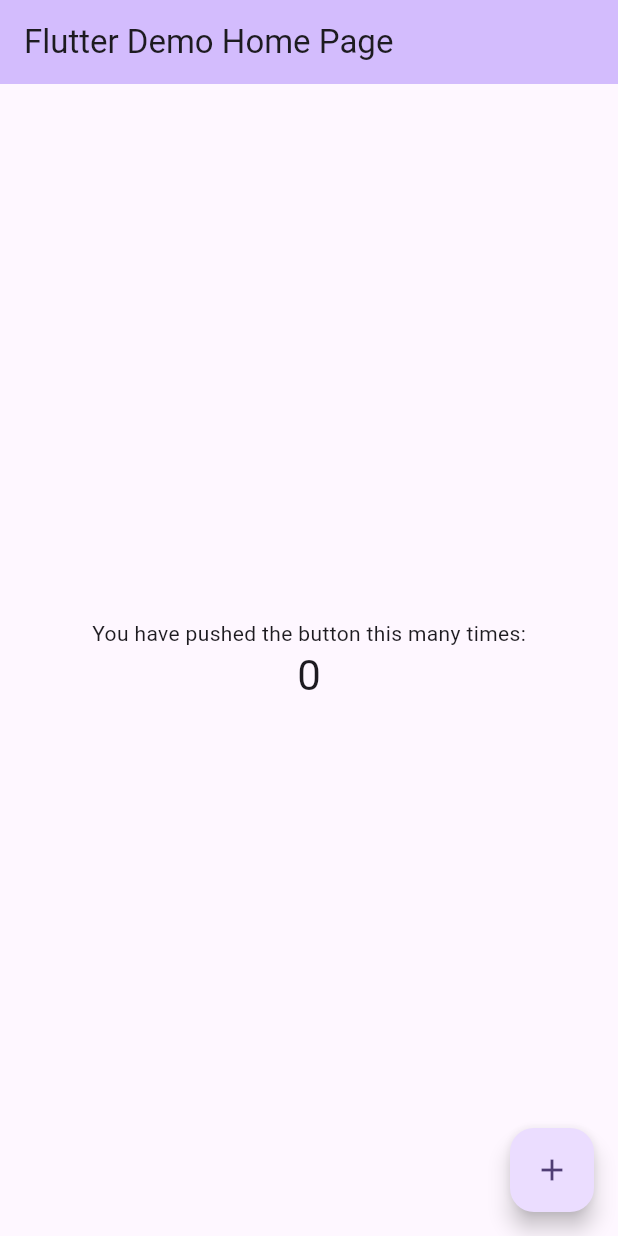
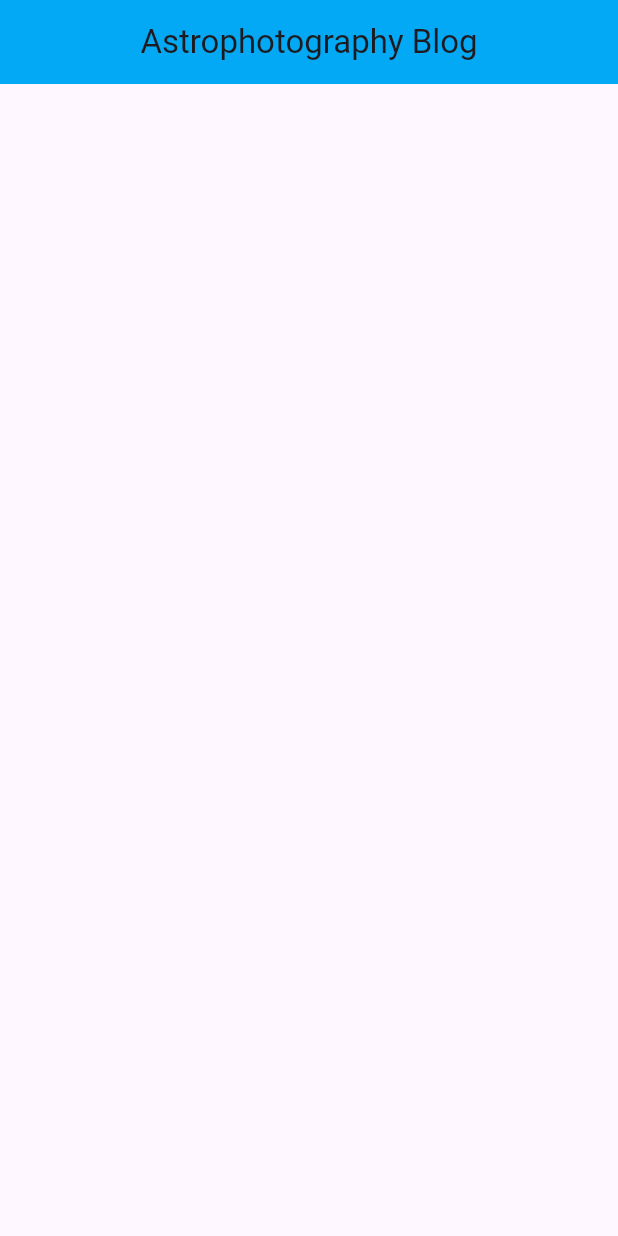
Before and after one commit to jkusuda/astrophotography-blog, a Flutter app: the screen it shows after launch, on a phone screen of 412 x 824 dp. Run offline on Flutter 3.47's test engine with Material 3 defaults, Android fonts, the light colour scheme and no system bars; our stand-ins replace firebase_core; accounts and stored records are empty.

Commit message:
Template cleaning

```diff
--- a/lib/main.dart
+++ b/lib/main.dart
@@ -1,3 +1,4 @@
+import 'package:astrophotography_blog/screens/home.dart';
 import 'package:flutter/material.dart';
 
 void main() {
@@ -10,113 +11,9 @@ class MyApp extends StatelessWidget {
   // This widget is the root of your application.
   @override
   Widget build(BuildContext context) {
-    return MaterialApp(
-      title: 'Flutter Demo',
-      theme: ThemeData(
-        // This is the theme of your application.
-        //
-        // TRY THIS: Try running your application with "flutter run". You'll see
-        // the application has a purple toolbar. Then, without quitting the app,
-        // try changing the seedColor in the colorScheme below to Colors.green
-        // and then invoke "hot reload" (save your changes or press the "hot
-        // reload" button in a Flutter-supported IDE, or press "r" if you used
-        // the command line to start the app).
-        //
-        // Notice that the counter didn't reset back to zero; the application
-        // state is not lost during the reload. To reset the state, use hot
-        // restart instead.
-        //
-        // This works for code too, not just values: Most code changes can be
-        // tested with just a hot reload.
-        colorScheme: .fromSeed(seedColor: Colors.deepPurple),
-      ),
-      home: const MyHomePage(title: 'Flutter Demo Home Page'),
+    return const MaterialApp(
+      debugShowCheckedModeBanner: false,
+      home: HomePage()
     );
   }
 }
-
-class MyHomePage extends StatefulWidget {
-  const MyHomePage({super.key, required this.title});
-
-  // This widget is the home page of your application. It is stateful, meaning
-  // that it has a State object (defined below) that contains fields that affect
-  // how it looks.
-
-  // This class is the configuration for the state. It holds the values (in this
-  // case the title) provided by the parent (in this case the App widget) and
-  // used by the build method of the State. Fields in a Widget subclass are
-  // always marked "final".
-
-  final String title;
-
-  @override
-  State<MyHomePage> createState() => _MyHomePageState();
-}
-
-class _MyHomePageState extends State<MyHomePage> {
-  int _counter = 0;
-
-  void _incrementCounter() {
-    setState(() {
-      // This call to setState tells the Flutter framework that something has
-      // changed in this State, which causes it to rerun the build method below
-      // so that the display can reflect the updated values. If we changed
-      // _counter without calling setState(), then the build method would not be
-      // called again, and so nothing would appear to happen.
-      _counter++;
-    });
-  }
-
-  @override
-  Widget build(BuildContext context) {
-    // This method is rerun every time setState is called, for instance as done
-    // by the _incrementCounter method above.
-    //
-    // The Flutter framework has been optimized to make rerunning build methods
-    // fast, so that you can just rebuild anything that needs updating rather
-    // than having to individually change instances of widgets.
-    return Scaffold(
-      appBar: AppBar(
-        // TRY THIS: Try changing the color here to a specific color (to
-        // Colors.amber, perhaps?) and trigger a hot reload to see the AppBar
-        // change color while the other colors stay the same.
-        backgroundColor: Theme.of(context).colorScheme.inversePrimary,
-        // Here we take the value from the MyHomePage object that was created by
-        // the App.build method, and use it to set our appbar title.
-        title: Text(widget.title),
-      ),
-      body: Center(
-        // Center is a layout widget. It takes a single child and positions it
-        // in the middle of the parent.
-        child: Column(
-          // Column is also a layout widget. It takes a list of children and
-          // arranges them vertically. By default, it sizes itself to fit its
-          // children horizontally, and tries to be as tall as its parent.
-          //
-          // Column has various properties to control how it sizes itself and
-          // how it positions its children. Here we use mainAxisAlignment to
-          // center the children vertically; the main axis here is the vertical
-          // axis because Columns are vertical (the cross axis would be
-          // horizontal).
-          //
-          // TRY THIS: Invoke "debug painting" (choose the "Toggle Debug Paint"
-          // action in the IDE, or press "p" in the console), to see the
-          // wireframe for each widget.
-          mainAxisAlignment: .center,
-          children: [
-            const Text('You have pushed the button this many times:'),
-            Text(
-              '$_counter',
-              style: Theme.of(context).textTheme.headlineMedium,
-            ),
-          ],
-        ),
-      ),
-      floatingActionButton: FloatingActionButton(
-        onPressed: _incrementCounter,
-        tooltip: 'Increment',
-        child: const Icon(Icons.add),
-      ),
-    );
-  }
-}
--- /dev/null
+++ b/lib/screens/home.dart
@@ -0,0 +1,18 @@
+// home screen code
+import 'package:flutter/material.dart';
+
+class HomePage extends StatelessWidget {
+  const HomePage({super.key});
+
+  @override
+  Widget build(BuildContext context) {
+    return Scaffold(
+      appBar: AppBar(
+        title: const Text('Astrophotography Blog'),
+        centerTitle: true,
+        backgroundColor: Colors.lightBlue,
+      ),
+    ); // Scaffold is a frame
+
+  }
+}
--- a/lib/screens/home_screen.dart
+++ /dev/null
@@ -1 +0,0 @@
-// home screen code
```
